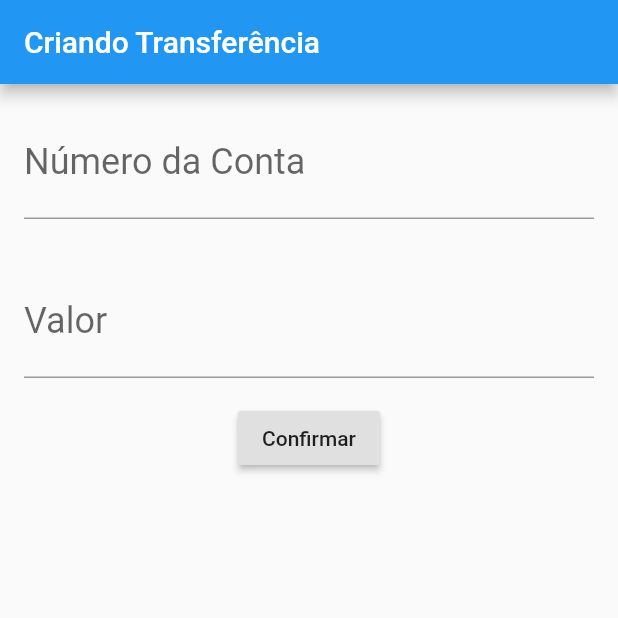
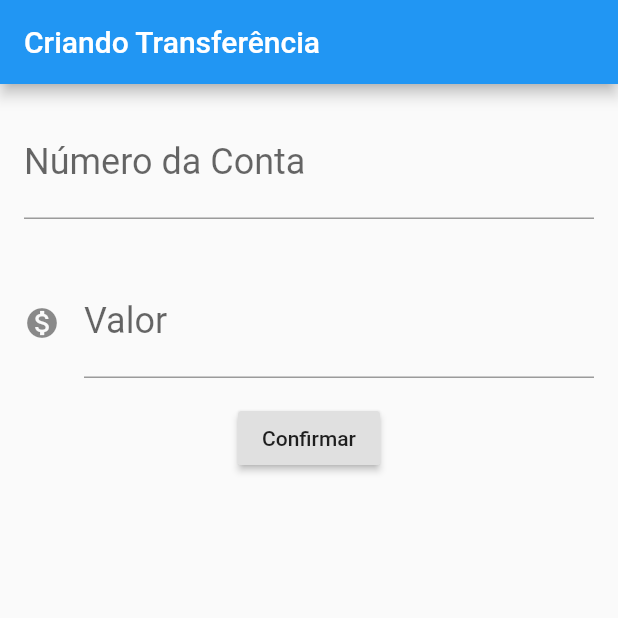
Before and after one commit to erickm32/alura_bytebank, a Flutter app: the screen it shows after launch, on a phone screen of 412 x 824 dp, the top half of it. Run offline on Flutter 3.47's test engine with Material 2 defaults, Android fonts, the phone set to English and light mode, and no system bars.

Commit message:
Forgot to add an icon and to lint

```diff
--- a/lib/main.dart
+++ b/lib/main.dart
@@ -38,7 +38,11 @@ class FormularioTransferencia extends StatelessWidget {
             child: TextField(
               controller: _valueTextController,
               style: TextStyle(fontSize: 24.0),
-              decoration: InputDecoration(labelText: 'Valor', hintText: '0.00'),
+              decoration: InputDecoration(
+                icon: Icon(Icons.monetization_on),
+                labelText: 'Valor',
+                hintText: '0.00',
+              ),
               keyboardType: TextInputType.number,
             ),
             padding: const EdgeInsets.all(16.0),
@@ -47,8 +51,10 @@ class FormularioTransferencia extends StatelessWidget {
             child: Text('Confirmar'),
             onPressed: () {
               debugPrint('button click');
-              final int accountNumber = int.tryParse(_accountNumberTextController.text);
-              final double value = double.tryParse(_accountNumberTextController.text);
+              final int accountNumber =
+                  int.tryParse(_accountNumberTextController.text);
+              final double value =
+                  double.tryParse(_accountNumberTextController.text);
 
               if (accountNumber != null && value != null) {
                 Transferencia(value, accountNumber);
```
